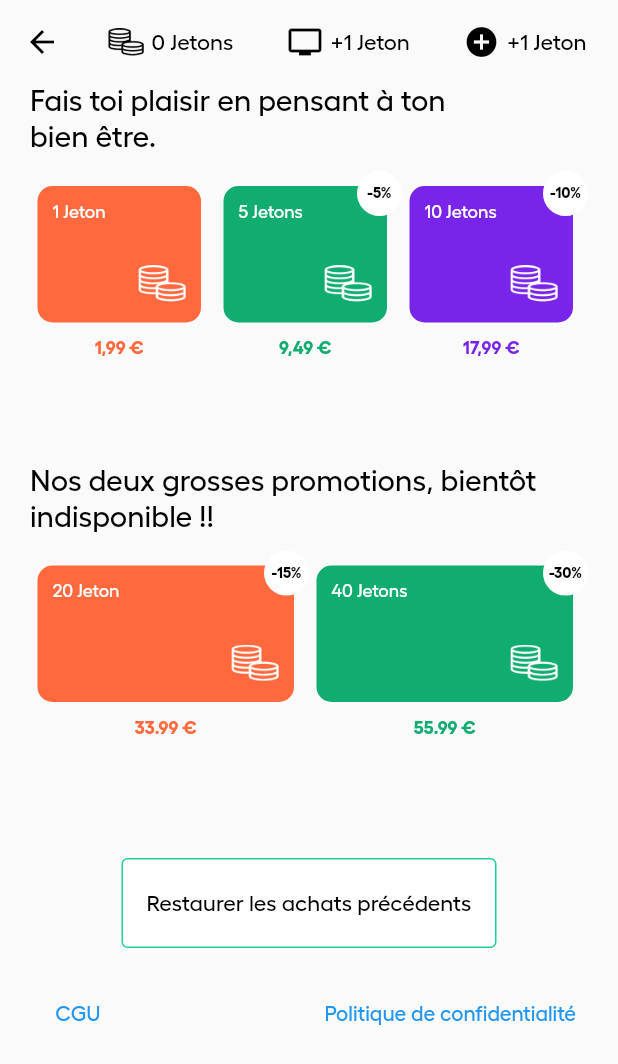
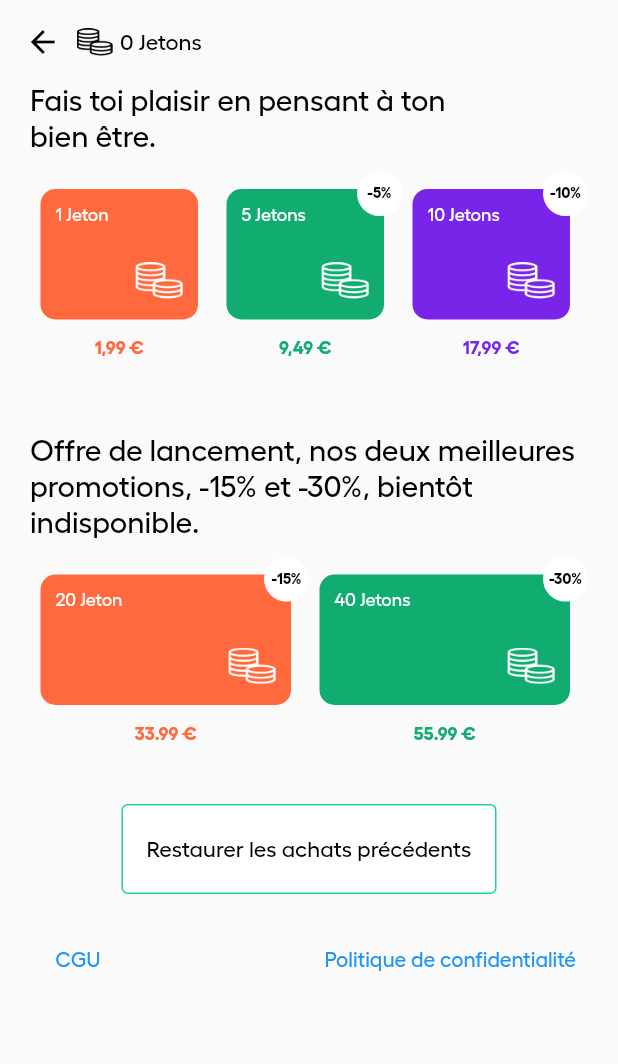
Before and after one commit to maneotech/whatodo, a Flutter app: the PurchaseScreen screen opened directly, on a phone screen of 412 x 824 dp. Shown: the top 1064 px of the screen. Run offline on Flutter 3.47's test engine with Material 2 defaults, Android fonts, the phone set to English and light mode, and no system bars; our stand-ins replace audioplayers, flutter_spinkit, fluttertoast, geocoding, geolocator, google_maps_flutter and 5 more; missing offline and left inert: flutter_facebook_auth; accounts and stored records are empty; generated files the repository leaves out were written again; network calls fail.

Commit message:
fix some issues

```diff
--- a/lib/components/activity_container.dart
+++ b/lib/components/activity_container.dart
@@ -35,9 +35,14 @@ class _ActivityContainerState extends State<ActivityContainer> {
 
   @override
   Widget build(BuildContext context) {
-    return GestureDetector(
-      onTap: () => onTouchContainer(),
-      child: getContent(),
+    return Expanded(
+      child: GestureDetector(
+        onTap: () => onTouchContainer(),
+        child: Padding(
+          padding: const EdgeInsets.all(2.0),
+          child: getContent(),
+        ),
+      ),
     );
   }
 
@@ -49,7 +54,9 @@ class _ActivityContainerState extends State<ActivityContainer> {
       });
     }
 
-    widget.onTap!();
+    if (widget.onTap != null) {
+      widget.onTap!();
+    }
   }
 
   Widget getContent() {
--- a/lib/components/app_bar.dart
+++ b/lib/components/app_bar.dart
@@ -25,9 +25,11 @@ class _AppBarComponentState extends State<AppBarComponent> {
       backgroundColor: Colors.transparent,
       elevation: 0,
       foregroundColor: Colors.black,
+      automaticallyImplyLeading: false,
       title: Row(
-        mainAxisAlignment: MainAxisAlignment.spaceBetween,
+        mainAxisAlignment: getAlignment(),
         children: [
+          if (ModalRoute.of(context)?.canPop == true) getBackButton(),
           GestureDetector(
             onTap: () => goToPurchaseScreen(),
             child: Row(
@@ -46,6 +48,7 @@ class _AppBarComponentState extends State<AppBarComponent> {
               ],
             ),
           ),
+          if (ModalRoute.of(context)?.canPop == false)
             GestureDetector(
               onTap: () => showAd(),
               child: Consumer<UserProvider>(
@@ -58,6 +61,7 @@ class _AppBarComponentState extends State<AppBarComponent> {
                 },
               ),
             ),
+          if (ModalRoute.of(context)?.canPop == false)
             GestureDetector(
               onTap: () => showSponsorship(),
               child: Row(
@@ -92,6 +96,10 @@ class _AppBarComponentState extends State<AppBarComponent> {
         )
       ],
     );
+  }
+
+  MainAxisAlignment getAlignment() {
+      return ModalRoute.of(context)?.canPop == true ? MainAxisAlignment.start : MainAxisAlignment.spaceBetween;
   }
 
   Row getEnableVideoAd() {
@@ -137,12 +145,29 @@ class _AppBarComponentState extends State<AppBarComponent> {
     );
   }
 
+  getBackButton() {
+    return Padding(
+      padding: const EdgeInsets.only(right: 10.0),
+      child: GestureDetector(
+        onTap: () => Navigator.of(context).pop(),
+        child: const SizedBox(
+          width: 25,
+          child: Icon(Icons.arrow_back),
+        ),
+      ),
+    );
+  }
+
   goToPurchaseScreen() {
+    String? currentRoute = ModalRoute.of(context)?.settings.name;
+
+    if (currentRoute != Constants.purchaseRouteName) {
       Navigator.push(
         context,
         MaterialPageRoute(
             builder: (context) => const PurchaseScreen(),
-      ),
+            settings: const RouteSettings(name: Constants.purchaseRouteName)),
       );
     }
   }
+}
--- a/lib/components/input_container.dart
+++ b/lib/components/input_container.dart
@@ -50,6 +50,7 @@ class InputContainer extends StatelessWidget {
             controller: textController,
             style: Constants.addressTextStyle,
             minLines: 2,
+            enabled: false,
             maxLines: 6,
             decoration: const InputDecoration(
                 border: InputBorder.none, counterText: ""),
--- a/lib/components/price_container.dart
+++ b/lib/components/price_container.dart
@@ -46,14 +46,12 @@ class _PriceContainerState extends State<PriceContainer> {
             padding: const EdgeInsets.only(left: 5.0, right: 10.0, top: 10.0),
             child: Column(
               children: [
-                Expanded(
-                  child: ActivityContainer(
-                      title: widget.title,
-                      color: widget.color,
-                      iconPath: widget.iconPath,
-                      isActive: true,
-                      onTap: widget.onTap),
-                ),
+                ActivityContainer(
+                    title: widget.title,
+                    color: widget.color,
+                    iconPath: widget.iconPath,
+                    isActive: true,
+                    onTap: widget.onTap),
                 Padding(
                   padding: const EdgeInsets.only(top: 10.0),
                   child: Text(
--- a/lib/constants/constant.dart
+++ b/lib/constants/constant.dart
@@ -3,6 +3,9 @@ import 'package:flutter/material.dart';
 class Constants {
   static const String sharedPrefKeyLanguage = "language";
   static const String sharedPrefKeyJwt = "jwt";
+  static const String sharedPrefKeyLat = "lat";
+  static const String sharedPrefKeyLng = "lng";
+  static const String sharedPrefKeyAddress = "address";
 
   static const TextStyle defaultTextStyle = TextStyle(
       fontSize: 15.0, fontWeight: FontWeight.normal, color: Colors.black);
@@ -70,7 +73,7 @@ class Constants {
   static const EdgeInsets paddingTop = EdgeInsets.only(top: 40.0);
 
   static const EdgeInsets paddingActivityTitle =
-      EdgeInsets.only(top: 10.0, bottom: 5.0);
+      EdgeInsets.only(top: 20.0, bottom: 5.0);
   static const Color primaryColor = Color.fromRGBO(255, 105, 61, 1.0);
   static const Color secondaryColor = Color(0xff7925E9);
   static const Color thirdColor = Color(0xff10AC70);
@@ -81,7 +84,7 @@ class Constants {
   static const String loginImage = "assets/images/login.jpg";
 
   static const String openingImage = "assets/images/opening.jpg";
-  static const String successSound = "assets/sounds/success.wav";
+  static const String successSound = "sounds/success.wav";
 
   static const String barIcon = "assets/icons/bar.png";
   static const String bicycleIcon = "assets/icons/bicycle.png";
@@ -101,4 +104,6 @@ class Constants {
 
   static const String termsUrl = "https://maneotech.fr/terms-of-service.html";
   static const String policyUrl = "https://maneotech.fr/policy.html";
+
+  static const String purchaseRouteName = "shop";
 }
--- a/lib/models/result_place.dart
+++ b/lib/models/result_place.dart
@@ -12,7 +12,7 @@ class ResultPlaceModel {
   double latitude;
   double longitude;
   List<String> types;
-  int userRatingsTotals;
+  double userRatingsTotals;
   GeneratedOptions generatedOptions;
 
   ResultPlaceModel(
--- a/lib/screens/opening.dart
+++ b/lib/screens/opening.dart
@@ -107,7 +107,7 @@ class _OpeningScreenState extends State<OpeningScreen> {
 
   playSound() {
     AudioPlayer audioPlayer = AudioPlayer()..setReleaseMode(ReleaseMode.stop);
-    Source url = UrlSource(Constants.successSound);
+    Source url = AssetSource(Constants.successSound);
     audioPlayer.play(url);
   }
 
--- a/lib/screens/purchase_screen.dart
+++ b/lib/screens/purchase_screen.dart
@@ -14,15 +14,14 @@ class PurchaseScreen extends StatelessWidget {
   Widget build(BuildContext context) {
     return Scaffold(
       appBar: const AppBarComponent(),
-      body: Padding(
-        padding: const EdgeInsets.only(left: 20, right: 20),
-        child: SingleChildScrollView(
+      body: SingleChildScrollView(
+        child: Padding(
+          padding: const EdgeInsets.only(left: 20, right: 20),
           child:
               Column(crossAxisAlignment: CrossAxisAlignment.start, children: [
             Text("Fais toi plaisir en pensant à ton",
                 style: Constants.bigTextStyle),
-            Text("bien être.",
-                style: Constants.bigTextStyle),
+            Text("bien être.", style: Constants.bigTextStyle),
             Padding(
               padding: const EdgeInsets.only(top: 10.0, bottom: 10.0),
               child: SizedBox(
@@ -33,8 +32,9 @@ class PurchaseScreen extends StatelessWidget {
               ),
             ),
             Padding(
-              padding: const EdgeInsets.only(top: 60, bottom: 10),
-              child: Text("Nos deux grosses promotions, bientôt indisponible !!",
+              padding: const EdgeInsets.only(top: 40, bottom: 10),
+              child: Text(
+                  "Offre de lancement, nos deux meilleures promotions, -15% et -30%, bientôt indisponible.",
                   style: Constants.bigTextStyle),
             ),
             SizedBox(
@@ -44,7 +44,7 @@ class PurchaseScreen extends StatelessWidget {
               ),
             ),
             Padding(
-              padding: const EdgeInsets.only(top: 60.0),
+              padding: const EdgeInsets.only(top: 20.0),
               child: ActionButton(
                   title: "Restaurer les achats précédents", onTap: () => null),
             ),
--- a/lib/services/base_api.dart
+++ b/lib/services/base_api.dart
@@ -10,8 +10,8 @@ import '../providers/auth.dart';
 
 class BaseAPI {
 
-  //static String base = "http://192.168.0.15:3010";
-  static String base = "https://api.dev.whatodo.maneotech.fr";
+  static String base = "http://localhost:3010";
+  //static String base = "https://api.dev.whatodo.maneotech.fr";
 
   static String api = "$base/api";
   static Uri signupPath = Uri.parse("$api/user/register");
```
Also changed, not shown: lib/components/history_bloc.dart (+8 -14 lines), lib/components/information_bloc.dart (+5 -6 lines), lib/providers/location.dart (+32 -3 lines), lib/screens/ad_video_player.dart (+16 -23 lines), lib/screens/history_screen.dart (+0 -34 lines), lib/screens/home.dart (+87 -31 lines), lib/screens/require_location_info.dart (added, +77 -0 lines), pubspec.lock, 1 other file. Lines whose indentation alone changed are shown as unchanged.
